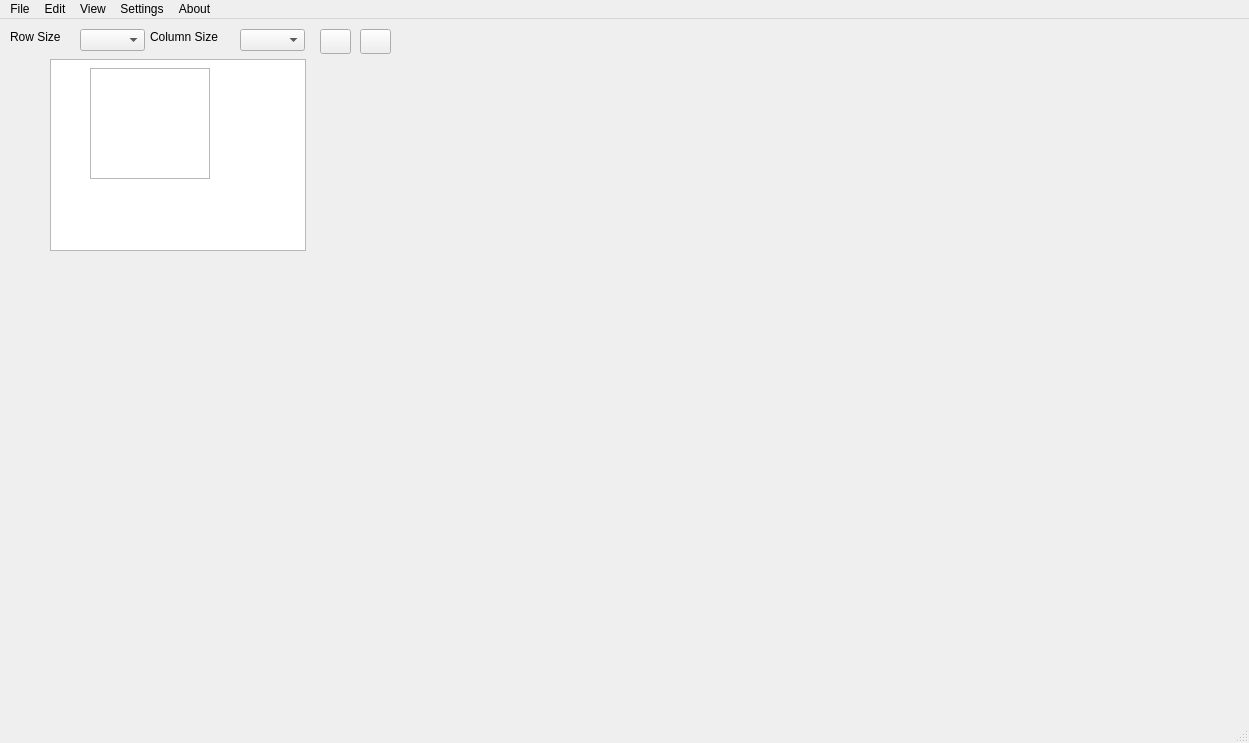
Qt form uiforms/mainwindow.ui (teslaworksumn/Rudolph) before a commit.
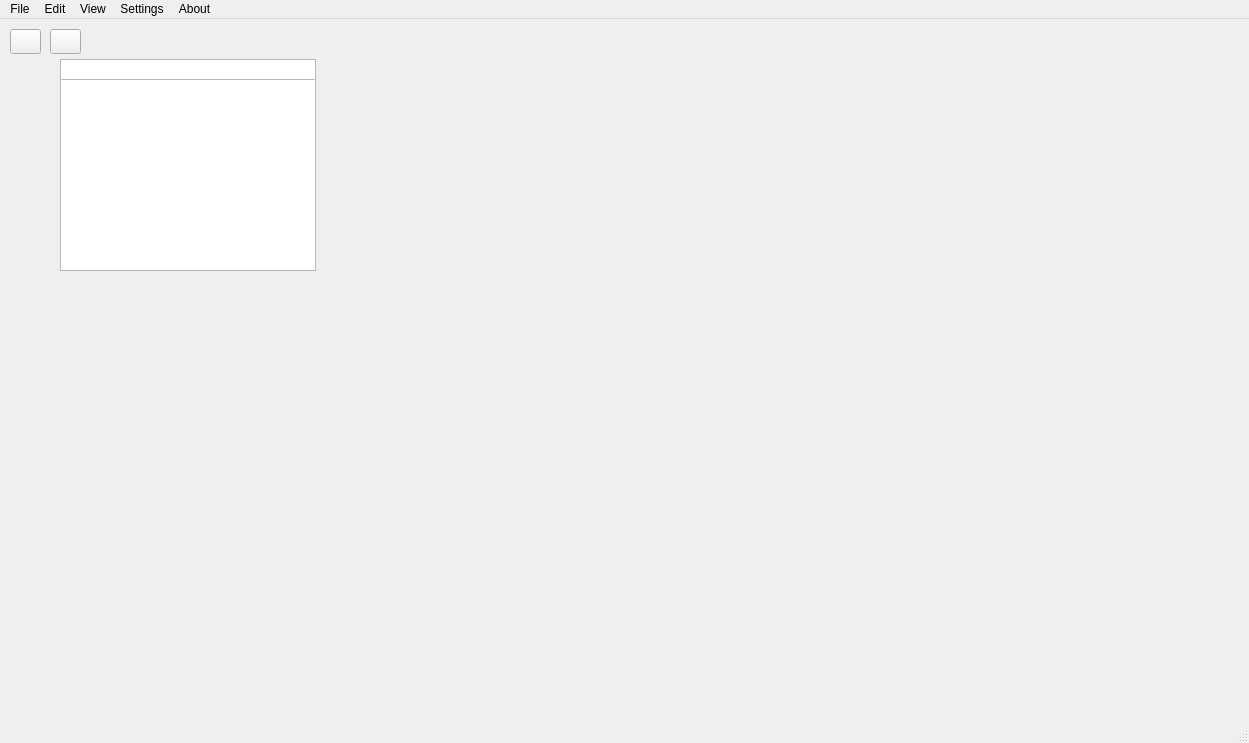
The same form after that commit. Custom widgets are drawn as their Qt base class.

Commit message: adding time stamp at top and cleaning up interface

```diff
--- a/uiforms/mainwindow.ui
+++ b/uiforms/mainwindow.ui
@@ -17,79 +17,17 @@
    <widget class="QTableView" name="tableView">
     <property name="geometry">
      <rect>
-      <x>50</x>
-      <y>40</y>
+      <x>60</x>
+      <y>60</y>
       <width>256</width>
       <height>192</height>
      </rect>
     </property>
    </widget>
-   <widget class="QComboBox" name="rowSizeBox">
-    <property name="geometry">
-     <rect>
-      <x>80</x>
-      <y>10</y>
-      <width>65</width>
-      <height>22</height>
-     </rect>
-    </property>
-   </widget>
-   <widget class="QLabel" name="label">
-    <property name="geometry">
-     <rect>
-      <x>10</x>
-      <y>10</y>
-      <width>61</width>
-      <height>16</height>
-     </rect>
-    </property>
-    <property name="text">
-     <string>Row Size</string>
-    </property>
-   </widget>
-   <widget class="QLabel" name="label_2">
-    <property name="geometry">
-     <rect>
-      <x>150</x>
-      <y>10</y>
-      <width>91</width>
-      <height>16</height>
-     </rect>
-    </property>
-    <property name="text">
-     <string>Column Size</string>
-    </property>
-   </widget>
-   <widget class="QComboBox" name="columnSizeBox">
-    <property name="geometry">
-     <rect>
-      <x>240</x>
-      <y>10</y>
-      <width>65</width>
-      <height>22</height>
-     </rect>
-    </property>
-   </widget>
-   <widget class="PlaybackLine" name="scrollingLine">
-    <property name="geometry">
-     <rect>
-      <x>90</x>
-      <y>49</y>
-      <width>120</width>
-      <height>111</height>
-     </rect>
-    </property>
-    <property name="frameShape">
-     <enum>QFrame::StyledPanel</enum>
-    </property>
-    <property name="frameShadow">
-     <enum>QFrame::Raised</enum>
-    </property>
-   </widget>
    <widget class="QPushButton" name="playButton">
     <property name="geometry">
      <rect>
-      <x>320</x>
+      <x>10</x>
       <y>10</y>
       <width>31</width>
       <height>25</height>
@@ -102,7 +40,7 @@
    <widget class="QPushButton" name="stopButton">
     <property name="geometry">
      <rect>
-      <x>360</x>
+      <x>50</x>
       <y>10</y>
       <width>31</width>
       <height>25</height>
@@ -112,6 +50,20 @@
      <string/>
     </property>
    </widget>
+   <widget class="QTableView" name="timeHeader">
+    <property name="geometry">
+     <rect>
+      <x>60</x>
+      <y>40</y>
+      <width>256</width>
+      <height>51</height>
+     </rect>
+    </property>
+   </widget>
+   <zorder>timeHeader</zorder>
+   <zorder>playButton</zorder>
+   <zorder>stopButton</zorder>
+   <zorder>tableView</zorder>
   </widget>
   <widget class="QMenuBar" name="menubar">
    <property name="geometry">
@@ -180,14 +132,6 @@
    </property>
   </action>
  </widget>
- <customwidgets>
-  <customwidget>
-   <class>PlaybackLine</class>
-   <extends>QFrame</extends>
-   <header>./include/playbackline.h</header>
-   <container>1</container>
-  </customwidget>
- </customwidgets>
  <resources/>
  <connections/>
 </ui>
```
The commit also changes 10 other files.
